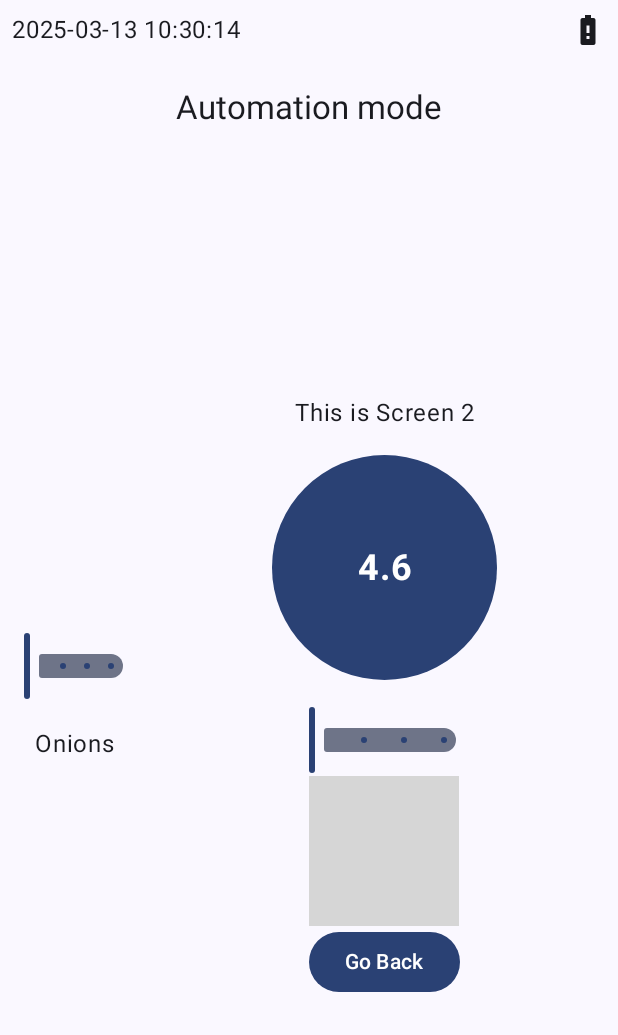
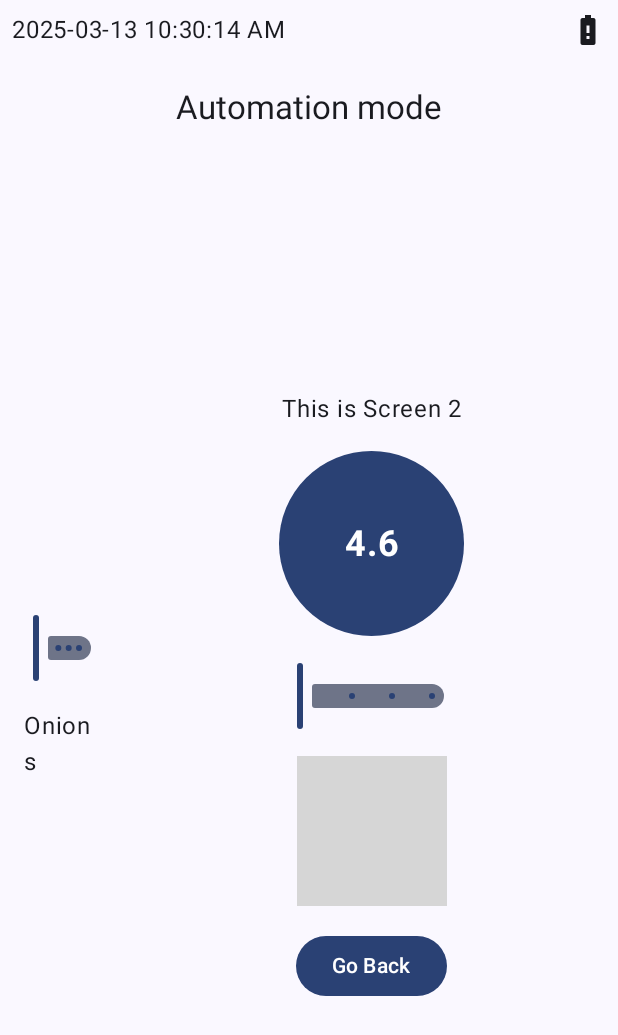
Before and after one commit to AmalAliEg/Smart_WeightApp_GUI, an Android app built with Jetpack Compose: the Automation_mode screen opened through its navigation route, on a phone screen of 412 x 824 dp. Shown: the top 1035 px of the screen. Run offline under Robolectric (Android 15) with nearby library versions, the phone set to English and light mode, and no system bars; grey boxes are pictures that could not be loaded.

Commit message:
final automation screen

```diff
--- a/app/src/main/java/com/example/al_awal/MainActivity.kt
+++ b/app/src/main/java/com/example/al_awal/MainActivity.kt
@@ -37,7 +37,8 @@ class MainActivity : ComponentActivity() {
     }
 }
 
-
+//this function should navigate between the screens
+//jump to login screen first
 @Composable
 fun Navigation(navController: NavHostController = rememberNavController()) {
     NavHost(navController = navController, startDestination = "Login") {
--- a/app/src/main/java/com/example/al_awal/ui/screens/Automation_mode.kt
+++ b/app/src/main/java/com/example/al_awal/ui/screens/Automation_mode.kt
@@ -1,61 +1,38 @@
 package com.example.al_awal.ui.screens
+
+import androidx.compose.foundation.Image
 import androidx.compose.foundation.background
-import androidx.compose.foundation.layout.Arrangement
-import androidx.compose.foundation.layout.Box
-import androidx.compose.foundation.layout.Column
-import androidx.compose.foundation.layout.Row
-import androidx.compose.foundation.layout.Spacer
-import androidx.compose.foundation.layout.fillMaxHeight
-import androidx.compose.foundation.layout.fillMaxSize
-import androidx.compose.foundation.layout.height
-import androidx.compose.foundation.layout.padding
-import androidx.compose.foundation.layout.size
-import androidx.compose.foundation.layout.width
+import androidx.compose.foundation.layout.*
 import androidx.compose.foundation.shape.CircleShape
-import androidx.compose.material3.Button
-import androidx.compose.material3.CenterAlignedTopAppBar
-import androidx.compose.material3.ExperimentalMaterial3Api
-import androidx.compose.material3.MaterialTheme
-import androidx.compose.material3.Scaffold
-import androidx.compose.material3.Slider
-import androidx.compose.material3.Text
-import androidx.compose.runtime.Composable
-import androidx.compose.runtime.getValue
-import androidx.compose.runtime.mutableStateOf
-import androidx.compose.runtime.remember
-import androidx.compose.runtime.setValue
+import androidx.compose.material3.*
+import androidx.compose.runtime.*
 import androidx.compose.ui.Alignment
 import androidx.compose.ui.Modifier
 import androidx.compose.ui.draw.clip
 import androidx.compose.ui.graphics.Color
+import androidx.compose.ui.platform.LocalConfiguration
+import androidx.compose.ui.res.painterResource
 import androidx.compose.ui.text.font.FontWeight
 import androidx.compose.ui.text.style.TextAlign
 import androidx.compose.ui.unit.dp
 import androidx.compose.ui.unit.sp
-import androidx.compose.foundation.Image
-import androidx.compose.ui.res.painterResource
-import com.example.al_awal.R // Import the R class
 import androidx.navigation.NavController
+import com.example.al_awal.R
 import com.example.al_awal.ui.utilies.DateTimeBatteryTab
-import kotlin.collections.listOf
-import kotlin.ranges.rangeTo
+
 
 @Composable
-fun Weight_Label(weight: Float)
-{
-    //1-draw a circullar label to show float number
-    Box (modifier = Modifier
+fun Weight_Label(weight: Float, modifier: Modifier = Modifier) {
+    Box(
+        modifier = modifier
             .size(150.dp)
-        //edit the shape of the label
             .clip(CircleShape)
-        //edit the background theme
             .background(MaterialTheme.colorScheme.primary)
             .padding(16.dp),
         contentAlignment = Alignment.Center
     ) {
-    //edit the style of the font showed in the label
-        Text (
-            text = "%.1f".format(weight), // Format the float to one decimal place
+        Text(
+            text = "%.1f".format(weight),
             color = Color.White,
             fontSize = 24.sp,
             fontWeight = FontWeight.Bold,
@@ -68,17 +45,17 @@ fun Weight_Label(weight: Float)
 fun Slider_text(
     sliderPosition: Float,
     onSliderPositionChange: (Float) -> Unit,
-    sliderLabels: List<String>
+    sliderLabels: List<String>,
+    modifier: Modifier = Modifier
 ) {
     Slider(
         value = sliderPosition,
         onValueChange = { newValue ->
-            // Ensure the new value stays within the valid range
             onSliderPositionChange(newValue.coerceIn(0f, sliderLabels.size - 1f))
         },
         valueRange = 0f..(sliderLabels.size - 1).toFloat(),
         steps = sliderLabels.size - 2,
-        modifier = Modifier.width(100.dp) // Set the width of the slider
+        modifier = modifier.width(100.dp)
     )
 }
 
@@ -86,43 +63,48 @@ fun Slider_text(
 fun Slider_Figures(
     sliderPosition: Float,
     onSliderPositionChange: (Float) -> Unit,
-    sliderImages: List<Int> // List of image resource IDs
+    sliderImages: List<Int>,
+    modifier: Modifier = Modifier
+) {
+    Column(
+        horizontalAlignment = Alignment.CenterHorizontally,
+        verticalArrangement = Arrangement.Center,
+        modifier = modifier
     ) {
         Slider(
             value = sliderPosition,
             onValueChange = { newValue ->
-            // Ensure the new value stays within the valid range
                 onSliderPositionChange(newValue.coerceIn(0f, sliderImages.size - 1f))
             },
             valueRange = 0f..(sliderImages.size - 1).toFloat(),
             steps = sliderImages.size - 2,
-        modifier = Modifier.width(100.dp) // Set the width of the slider
+            modifier = Modifier.width(100.dp)
         )
-    // Display the selected image
+        Spacer(modifier = Modifier.height(16.dp))
         Image(
             painter = painterResource(id = sliderImages[sliderPosition.toInt()]),
-        contentDescription = null, // Provide a proper description for accessibility
+            contentDescription = "Selected Fruit", // Provide a content description
             modifier = Modifier.size(100.dp)
         )
     }
-
-
+}
 
 
 @OptIn(ExperimentalMaterial3Api::class)
 @Composable
 fun Automation_mode(navController: NavController) {
-// Define the state and labels at a higher level
     var sliderPosition by remember { mutableStateOf(0f) }
     val sliderLabels = listOf("Onions", "Orange", "Apple", "Potato")
-
-    //list of figures
     val sliderImages = listOf(
-        R.drawable.onion, // Replace with your image resource IDs
+        R.drawable.onion,
         R.drawable.orange,
         R.drawable.apple,
         R.drawable.potato
     )
+
+    val configuration = LocalConfiguration.current
+    val screenWidth = configuration.screenWidthDp.dp
+
 
     Scaffold(
         topBar = {
@@ -137,30 +119,25 @@ fun Automation_mode(navController: NavController) {
                     .fillMaxSize()
                     .padding(innerPadding)
             ) {
-                // Slider on the left side
+
                 Column(
                     modifier = Modifier
                         .fillMaxHeight()
-                        .width(100.dp)
+                        .width(screenWidth * 0.2f)
                         .padding(16.dp),
                     verticalArrangement = Arrangement.Center,
                     horizontalAlignment = Alignment.CenterHorizontally
                 ) {
-
-                    // Pass the state and labels to the Slider_text composable
                     Slider_text(
                         sliderPosition = sliderPosition,
-                        onSliderPositionChange = { newValue ->
-                            sliderPosition = newValue
-                        },
-                        sliderLabels = sliderLabels
+                        onSliderPositionChange = { newValue -> sliderPosition = newValue },
+                        sliderLabels = sliderLabels,
+                        modifier = Modifier.fillMaxWidth(0.8f)
                     )
                     Spacer(modifier = Modifier.height(16.dp))
-                    // Display the selected label
                     Text(text = sliderLabels[sliderPosition.toInt()])
                 }
 
-                // Content on the right side
                 Column(
                     modifier = Modifier
                         .fillMaxSize()
@@ -168,20 +145,21 @@ fun Automation_mode(navController: NavController) {
                     verticalArrangement = Arrangement.Center,
                     horizontalAlignment = Alignment.CenterHorizontally
                 ) {
-                    //2-add the label horizontal in the center of the screen
-                    //3-get value from the weight sensor
-                    //4- show the value on the label
                     Text("This is Screen 2", textAlign = TextAlign.Center)
                     Spacer(modifier = Modifier.height(16.dp))
-                    Weight_Label(weight = 4.554f)
+
+                    Weight_Label(
+                        weight = 4.554f,
+                        modifier = Modifier.size(screenWidth * 0.3f)
+                    )
                     Spacer(modifier = Modifier.height(16.dp))
                     Slider_Figures(
                         sliderPosition = sliderPosition,
-                        onSliderPositionChange = { newValue ->
-                            sliderPosition = newValue
-                        },
-                        sliderImages = sliderImages
+                        onSliderPositionChange = { newValue -> sliderPosition = newValue },
+                        sliderImages = sliderImages,
+                        modifier = Modifier.fillMaxWidth(0.8f)
                     )
+                    Spacer(modifier = Modifier.height(16.dp))
                     Button(onClick = { navController.popBackStack() }) {
                         Text("Go Back")
                     }
--- a/app/src/main/java/com/example/al_awal/ui/utilies/utilies_func.kt
+++ b/app/src/main/java/com/example/al_awal/ui/utilies/utilies_func.kt
@@ -69,7 +69,7 @@ fun BatteryIcon(batteryLevel: Int) {
 }
 
 fun getCurrentTime(): String {
-    val sdf = SimpleDateFormat("yyyy-MM-dd HH:mm:ss", Locale.getDefault())
+    val sdf = SimpleDateFormat("yyyy-MM-dd hh:mm:ss a", Locale.getDefault())
     return sdf.format(Date())
 }
 
```
Lines whose indentation alone changed are shown as unchanged.
